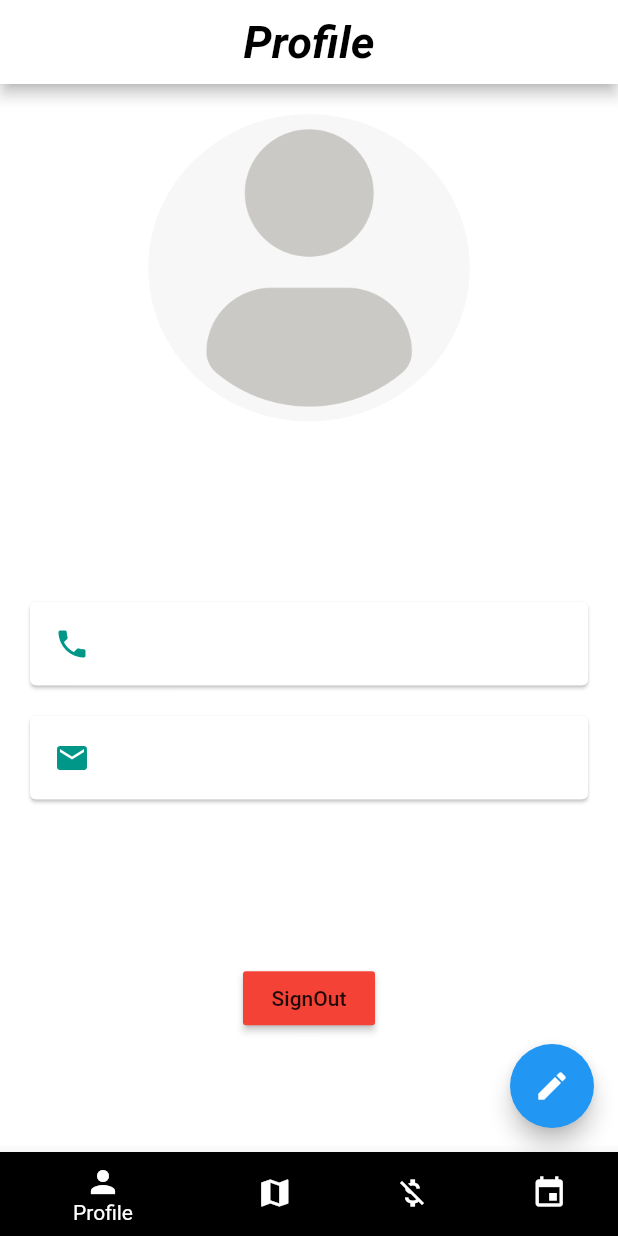
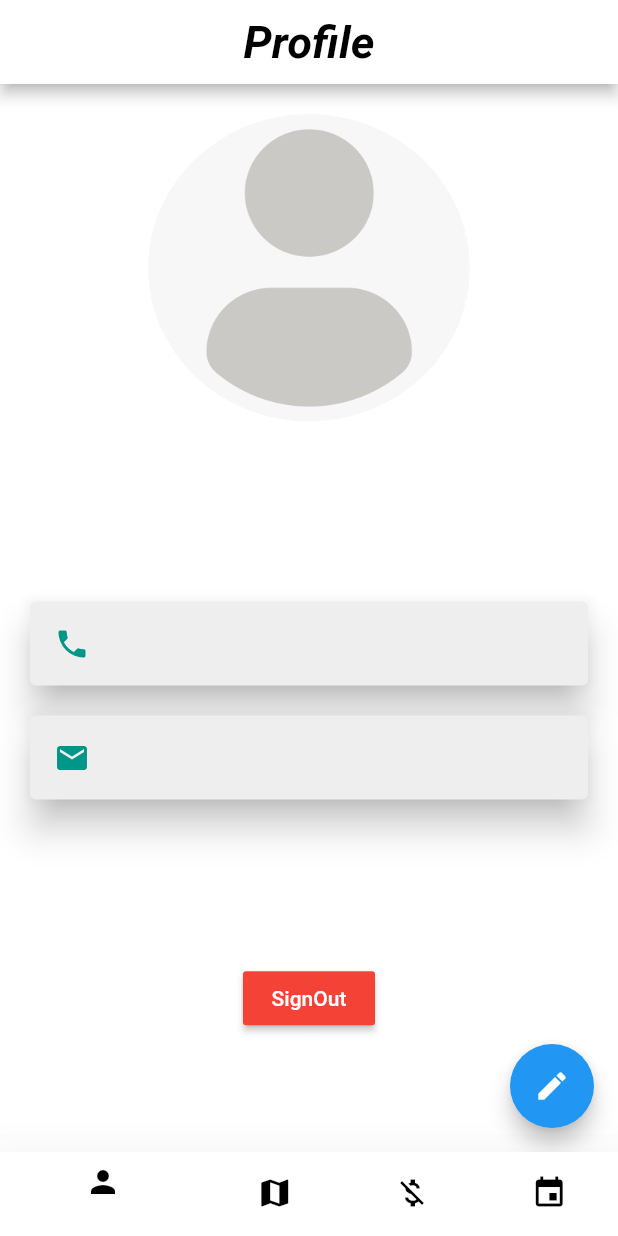
Before and after one commit to taimoor61/FoodEn, a Flutter app: the HomeScreen screen opened by its route, on a phone screen of 412 x 824 dp. Run offline on Flutter 3.47's test engine with Material 2 defaults, Android fonts, the phone set to English and light mode, and no system bars; our stand-ins replace cloud_firestore, firebase_auth, firebase_storage, flutter_credit_card, geolocator, google_maps_flutter and 3 more; missing offline and left inert: geocoder; accounts and stored records are empty.

Commit message:
update ui and bugs

```diff
--- a/lib/components/custom_button.dart
+++ b/lib/components/custom_button.dart
@@ -8,7 +8,8 @@ class CustomCard extends StatelessWidget {
   @override
   Widget build(BuildContext context) {
     return Card(
-      color: Colors.white,
+      color: Colors.grey.shade200,
+      elevation: 10,
       margin: EdgeInsets.symmetric(
         vertical: 10.0,
         horizontal: 20.0,
--- a/lib/screens/DetailForm.dart
+++ b/lib/screens/DetailForm.dart
@@ -45,6 +45,7 @@ class _DetailFormState extends State<DetailForm>{
   final picker = ImagePicker();
 
   Future getImage() async {
+    widget.comingFrom = "";
     final pickedFile = await picker.getImage(source: ImageSource.gallery);
 
     setState(() {
--- a/lib/screens/event_detail.dart
+++ b/lib/screens/event_detail.dart
@@ -36,7 +36,7 @@ class EventDetail extends StatelessWidget {
             Stack(
               children: <Widget>[
                 Positioned(
-                  right: 0.5,
+                  left: 0.1,
                   child: Container(
                     padding: EdgeInsets.all(8.0),
                     decoration: BoxDecoration(
@@ -52,8 +52,8 @@ class EventDetail extends StatelessWidget {
                 Image(
                   alignment: Alignment.center,
                   image: AssetImage('images/app_data.png'),
-                  height: size.height * 0.35,
-                  width: size.width * 0.9,
+                  height: size.height * 0.25,
+                  width: size.width * 1.5,
                 ),
               ],
             ),
--- a/lib/screens/event_screen.dart
+++ b/lib/screens/event_screen.dart
@@ -215,7 +215,7 @@ ListView getListViewBuilder(List<Event> events) {
                         ),
                         SizedBox(height: 5.0),
                         Container(
-                          width: 50.0,
+                          width: 55.0,
                           height: 20.0,
                           padding: EdgeInsets.all(2.0),
                           decoration: BoxDecoration(
@@ -227,7 +227,7 @@ ListView getListViewBuilder(List<Event> events) {
                             event.isHandled ? "Done" : "Pending",
                             style: TextStyle(
                               color: Colors.white,
-                              fontSize: 12.0,
+                              fontSize: 11,
                               fontWeight: FontWeight.bold,
                             ),
                           ),
--- a/lib/screens/home_screen.dart
+++ b/lib/screens/home_screen.dart
@@ -67,33 +67,34 @@ class _HomeScreenState extends State<HomeScreen> {
       body: pageView,
       bottomNavigationBar: BottomNavigationBar(
         currentIndex: _currentIndex,
+        elevation: 30,
         onTap: (index) {
           setState(() {
             _currentIndex = index;
             this._controller.animateToPage(index,
-                duration: Duration(milliseconds: 500), curve: Curves.ease);
+                duration: Duration(milliseconds: 300), curve: Curves.fastLinearToSlowEaseIn);
           });
         },
         items: [
           BottomNavigationBarItem(
-            backgroundColor: Colors.black,
-            icon: Icon(Icons.person),
-            title: Text('Profile'),
+            backgroundColor: Colors.white,
+            icon: Icon(Icons.person,color: Colors.black,),
+            title: Text('Profile',style: TextStyle(color: Colors.black),),
           ),
           BottomNavigationBarItem(
-            backgroundColor: Colors.black,
-            icon: new Icon(Icons.map),
-            title: new Text('Volunteer'),
+            backgroundColor: Colors.white,
+            icon: new Icon(Icons.map, color: Colors.black,),
+            title: new Text('Volunteer', style: TextStyle(color: Colors.black),),
           ),
           BottomNavigationBarItem(
-            backgroundColor: Colors.black,
-            icon: new Icon(Icons.money_off),
-            title: new Text('Donate'),
+            backgroundColor: Colors.white,
+            icon: new Icon(Icons.money_off, color: Colors.black,),
+            title: new Text('Donate', style: TextStyle(color: Colors.black),),
           ),
           BottomNavigationBarItem(
-            backgroundColor: Colors.black,
-            icon: new Icon(Icons.event),
-            title: new Text('Events'),
+            backgroundColor: Colors.white,
+            icon: new Icon(Icons.event, color: Colors.black,),
+            title: new Text('Events', style: TextStyle(color: Colors.black),),
           )
         ],
       ),
--- a/lib/screens/profile_screen.dart
+++ b/lib/screens/profile_screen.dart
@@ -94,7 +94,7 @@ class _ProfileScreenState extends State<ProfileScreen> {
               height: 20.0,
             ),
             Text(
-              firstName,
+              "$firstName $lastName",
               style: TextStyle(
                 color: Colors.teal.shade900,
                 fontSize: 40.0,
@@ -116,7 +116,12 @@ class _ProfileScreenState extends State<ProfileScreen> {
             Expanded(
               child: Center(
                 child: RaisedButton(
-                  child: Text('SignOut'),
+                  child: Text(
+                      'SignOut',
+                    style: TextStyle(
+                      color: Colors.white,
+                    ),
+                  ),
                   color: Colors.red,
                   onPressed: _signOut,
                 ),
```
Also changed, not shown: lib/screens/volunteer_screen.dart (+9 -4 lines).
